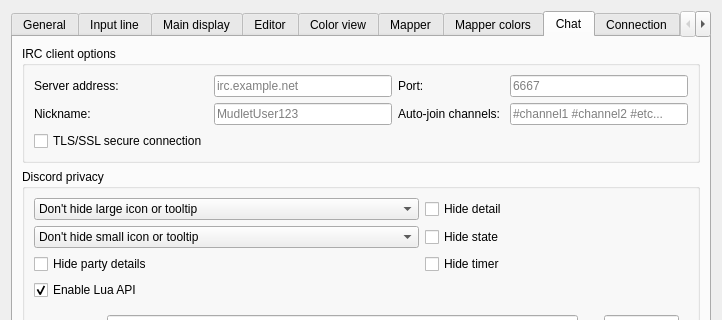
Above: src/ui/profile_preferences.ui from Mudlet/Mudlet before the change; both pictures show x 0 to 722 and y 0 to 320 of the 722 by 678 pixel window. Below: the same form after it.
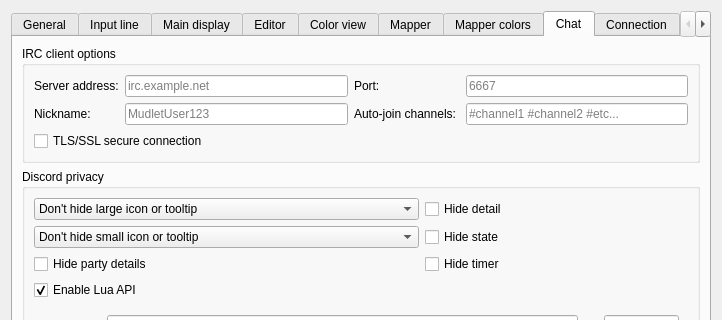
That is the form after the change. The open tabs and pages were chosen to show the change. Icons and pictures are not drawn. Custom widgets are drawn as their Qt base class.

Diff of the .ui file:
```diff
--- a/src/ui/profile_preferences.ui
+++ b/src/ui/profile_preferences.ui
@@ -2636,7 +2636,7 @@
             </property>
            </widget>
           </item>
-          <item row="3" column="0">
+          <item row="2" column="0" colspan="2">
            <widget class="QCheckBox" name="ircHostSecure">
             <property name="text">
              <string>TLS/SSL secure connection</string>
```
Left out of the diff: 2 changed lines with no effect on the pictures.
